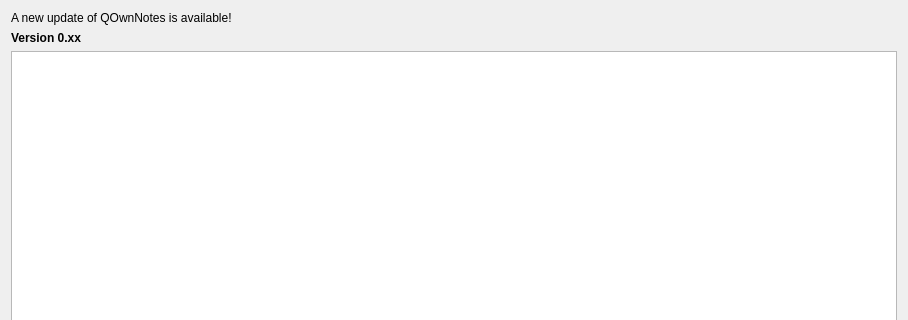
pbek/QOwnNotes, file src/dialogs/updatedialog.ui: the form before one commit; both pictures show x 0 to 908 and y 0 to 320 of the 908 by 627 pixel window.
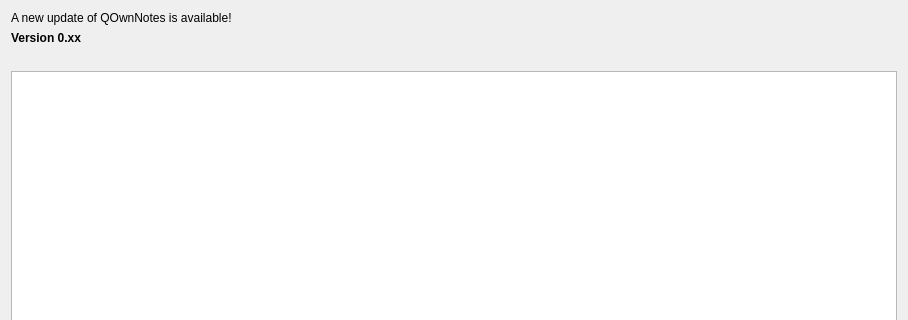
The form after the commit. Icons and pictures are not drawn. Custom widgets are drawn as their Qt base class.

Commit message: updatedialog: show current version and explain update actions

Diff of the .ui file:
```diff
--- a/src/dialogs/updatedialog.ui
+++ b/src/dialogs/updatedialog.ui
@@ -40,6 +40,13 @@
        </property>
       </widget>
      </item>
+     <item>
+      <widget class="QLabel" name="currentVersionLabel">
+       <property name="text">
+        <string notr="true"/>
+       </property>
+      </widget>
+     </item>
       <item>
        <widget class="QTextBrowser" name="changeLogEdit">
        <property name="readOnly">
```
Left out of the diff: 3 changed lines with no effect on the pictures. The commit also changes 2 other files.
